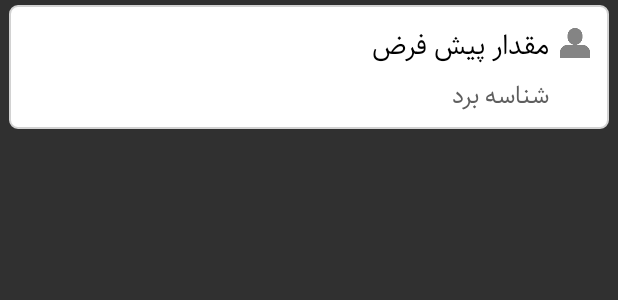
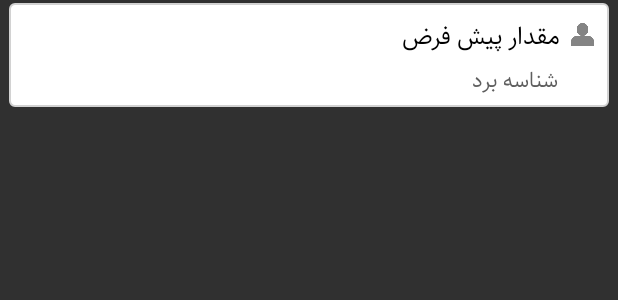
Before and after one commit to nacls/ResaAndroidApp, an Android app: the layout board_member_item.xml on its own in the app's theme, with its tools: preview values and no code run, on a phone screen of 412 x 824 dp. Shown: the top 300 px of the screen. Run offline under Robolectric (Android 15) with nearby library versions, the phone set to English and light mode, and no system bars.

Commit message:
feature: getting board members and setup working view (WIP)

```diff
--- a/app/src/main/java/ir/ceit/resa/contract/BoardMembersContract.java
+++ b/app/src/main/java/ir/ceit/resa/contract/BoardMembersContract.java
@@ -13,6 +13,10 @@ public interface BoardMembersContract {
 
         void showBoardMembers(List<BoardMemberResponse> members);
 
+        void showProgressBar();
+
+        void showStatusLayout(String status, int i);
+
         void showToastStatus(String status, boolean isLong);
     }
 
--- a/app/src/main/java/ir/ceit/resa/service/network/ApiClient.java
+++ b/app/src/main/java/ir/ceit/resa/service/network/ApiClient.java
@@ -9,6 +9,7 @@ import ir.ceit.resa.model.payload.request.EditBoardRequest;
 import ir.ceit.resa.model.payload.request.LoginRequest;
 import ir.ceit.resa.model.payload.request.SearchBoardRequest;
 import ir.ceit.resa.model.payload.response.BoardInfoResponse;
+import ir.ceit.resa.model.payload.response.BoardMemberResponse;
 import ir.ceit.resa.model.payload.response.JwtResponse;
 import ir.ceit.resa.model.payload.response.MessageResponse;
 import retrofit2.Call;
@@ -72,4 +73,9 @@ public interface ApiClient {
     @DELETE(UrlProvider.DELETE_BOARD)
     Call<MessageResponse> deleteBoard(@Path("boardId") String boardId,
                                       @Header("Authorization") String token);
+
+    @Headers("Content-Type: application/json")
+    @GET(UrlProvider.GET_BOARD_MEMBERS)
+    Call<List<BoardMemberResponse>> getBoardMembers(@Path("boardId") String boardId,
+                                                    @Header("Authorization") String token);
 }
--- a/app/src/main/java/ir/ceit/resa/service/network/UrlProvider.java
+++ b/app/src/main/java/ir/ceit/resa/service/network/UrlProvider.java
@@ -21,7 +21,7 @@ public class UrlProvider {
     public static final String EDIT_BOARD = "/api/board/edit/{boardId}";
     public static final String DELETE_BOARD = "/api/board/delete/{boardId}";
     public static final String BOARD_ACCESS_CONTROL = "/api/board/access-control";
-    public static final String GET_BOARD_WRITERS = "/api/board/writers/{boardId}";
+    public static final String GET_BOARD_MEMBERS = "/api/board/members/{boardId}";
 
     // Announcement endpoints
     public static final String GET_BOARD_ANNOUNCEMENTS = "/api/announcement/get/{boardId}";
--- a/app/src/main/java/ir/ceit/resa/view/adapter/BoardMemberAdapter.java
+++ b/app/src/main/java/ir/ceit/resa/view/adapter/BoardMemberAdapter.java
@@ -50,10 +50,10 @@ public class BoardMemberAdapter extends
         Context context = status.getContext();
         switch (member.getMembership()) {
             case WRITER:
-                status.setImageDrawable(ContextCompat.getDrawable(context, R.drawable.pen));
+                status.setBackground(ContextCompat.getDrawable(context, R.drawable.pen));
                 break;
             case CREATOR:
-                status.setImageDrawable(ContextCompat.getDrawable(context, R.drawable.creator_avatar));
+                status.setBackground(ContextCompat.getDrawable(context, R.drawable.creator_icon));
                 break;
             case REGULAR_MEMBER:
                 status.setVisibility(View.INVISIBLE);
--- a/app/src/main/res/drawable/member_border.xml
+++ b/app/src/main/res/drawable/member_border.xml
@@ -6,14 +6,8 @@
         android:color="@color/grey_light2"
         />
 
-    <padding android:left="2dp"
-        android:top="2dp"
-        android:right="2dp"
-        android:bottom="2dp"
-        />
-
-    <corners android:bottomRightRadius="5dp"
-        android:bottomLeftRadius="5dp"
-        android:topLeftRadius="5dp"
-        android:topRightRadius="5dp"/>
+    <corners android:bottomRightRadius="3dp"
+        android:bottomLeftRadius="3dp"
+        android:topLeftRadius="3dp"
+        android:topRightRadius="3dp"/>
 </shape>
--- a/app/src/main/res/layout/board_member_item.xml
+++ b/app/src/main/res/layout/board_member_item.xml
@@ -4,19 +4,17 @@
     android:layout_width="match_parent"
     android:layout_height="wrap_content"
     android:layout_marginLeft="6dp"
-    android:layout_marginTop="3dp"
+    android:layout_marginTop="2dp"
     android:layout_marginRight="6dp"
-    android:layout_marginBottom="3dp"
+    android:layout_marginBottom="2dp"
     android:background="@drawable/member_border"
-    android:orientation="vertical"
-    android:padding="1dp">
+    android:orientation="vertical">
 
     <LinearLayout
         android:id="@+id/member_layout"
         android:layout_width="match_parent"
         android:layout_height="wrap_content"
-        android:orientation="vertical"
-        android:padding="1dp">
+        android:orientation="vertical">
 
         <LinearLayout
             android:layout_width="match_parent"
@@ -39,13 +37,13 @@
                 android:gravity="center|start"
                 android:text="@string/default_text"
                 android:textColor="@color/black"
-                android:textSize="18sp" />
+                android:textSize="16sp" />
 
             <ImageView
                 android:id="@+id/boardMembershipIv"
                 android:background="@drawable/creator_icon"
-                android:layout_width="20dp"
-                android:layout_height="20dp"
+                android:layout_width="15dp"
+                android:layout_height="15dp"
                 android:layout_gravity="center" />
 
         </LinearLayout>
@@ -55,13 +53,13 @@
             android:layout_width="wrap_content"
             android:layout_height="wrap_content"
             android:layout_gravity="right"
-            android:layout_marginRight="37dp"
+            android:layout_marginRight="34dp"
             android:layout_marginBottom="5dp"
             android:gravity="right"
             android:fontFamily="@font/sahelfd"
             android:text="@string/board_id"
             android:textColor="@color/grey"
-            android:textSize="16sp" />
+            android:textSize="14sp" />
 
     </LinearLayout>
 </LinearLayout>
--- a/app/src/main/res/values/colors.xml
+++ b/app/src/main/res/values/colors.xml
@@ -21,5 +21,6 @@
     <color name="grey_dark">#404040</color>
     <color name="grey_light1">#848484</color>
     <color name="grey_light2">#d2d2d2</color>
+    <color name="grey_light3">#55d2d2d2</color>
     <color name="wooden">#4f392e</color>
 </resources>
--- a/app/src/main/res/values/strings.xml
+++ b/app/src/main/res/values/strings.xml
@@ -36,6 +36,7 @@
     <string name="add_board">اضافه کردن برد</string>
     <string name="admin_control">تنظیمات ادمین</string>
     <string name="no_boards">بردی برای نمایش وجود ندارد</string>
+    <string name="no_members">در حال حاضر این برد کاربری ندارد!</string>
     <string name="type_announcement_hint">متن پیام</string>
 
     <string name="board_id">شناسه برد</string>
@@ -77,7 +78,7 @@
     <string name="search_board_hint">شناسه برد را وارد کنید</string>
     <string name="search_board">جست و جوی برد</string>
 
-    <string name="search_member_hint">نام کاربری را وارد کنید</string>
+    <string name="search_member_hint">جست و جوی کاربران برد</string>
     <string name="add_new_member">+ اضافه کردن کاربر جدید</string>
 
     <string-array name="navigation_drawer_items_array">
```
Also changed, not shown: app/src/main/java/ir/ceit/resa/presenter/BoardMembersActivityPresenter.java (+35 -0 lines), app/src/main/java/ir/ceit/resa/service/network/WebService.java (+9 -0 lines), app/src/main/java/ir/ceit/resa/view/activity/BoardMembersActivity.java (+72 -5 lines), app/src/main/res/layout/activity_board_members.xml (+11 -18 lines).
